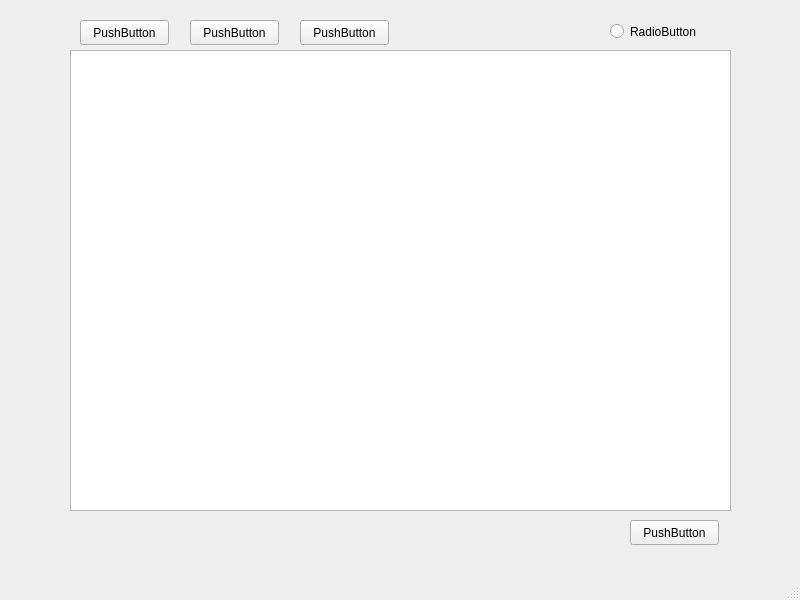
Before: the Qt Designer form client/mainwindow.ui in VtripleG/Client_server_app, drawn with Qt 5.
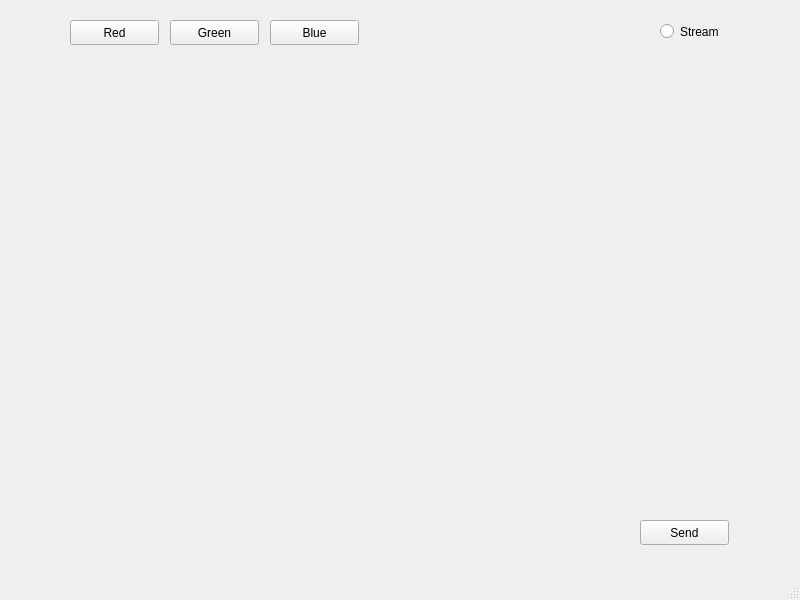
After: the same form once the commit is applied. The open tabs and pages were chosen to show the change.

Commit message: 1.Добавлен кастомный виджет(Graffiti_space) унаследованный от QGraphicsView 2.Graffiti_space добавлен на вкладку формы с рисованием граффити 3.Были добавлены названия всем элементам вкладки рисования граффити

What changed in the file:
```diff
--- a/client/mainwindow.ui
+++ b/client/mainwindow.ui
@@ -245,83 +245,6 @@
      <zorder>UserNameLabel</zorder>
      <zorder>graffiti_button</zorder>
     </widget>
-    <widget class="QWidget" name="page_3">
-     <widget class="QGraphicsView" name="graphicsView">
-      <property name="geometry">
-       <rect>
-        <x>70</x>
-        <y>50</y>
-        <width>661</width>
-        <height>461</height>
-       </rect>
-      </property>
-     </widget>
-     <widget class="QPushButton" name="pushButton">
-      <property name="geometry">
-       <rect>
-        <x>630</x>
-        <y>520</y>
-        <width>89</width>
-        <height>25</height>
-       </rect>
-      </property>
-      <property name="text">
-       <string>PushButton</string>
-      </property>
-     </widget>
-     <widget class="QPushButton" name="pushButton_2">
-      <property name="geometry">
-       <rect>
-        <x>80</x>
-        <y>20</y>
-        <width>89</width>
-        <height>25</height>
-       </rect>
-      </property>
-      <property name="text">
-       <string>PushButton</string>
-      </property>
-     </widget>
-     <widget class="QPushButton" name="pushButton_3">
-      <property name="geometry">
-       <rect>
-        <x>190</x>
-        <y>20</y>
-        <width>89</width>
-        <height>25</height>
-       </rect>
-      </property>
-      <property name="text">
-       <string>PushButton</string>
-      </property>
-     </widget>
-     <widget class="QPushButton" name="pushButton_4">
-      <property name="geometry">
-       <rect>
-        <x>300</x>
-        <y>20</y>
-        <width>89</width>
-        <height>25</height>
-       </rect>
-      </property>
-      <property name="text">
-       <string>PushButton</string>
-      </property>
-     </widget>
-     <widget class="QRadioButton" name="radioButton">
-      <property name="geometry">
-       <rect>
-        <x>610</x>
-        <y>20</y>
-        <width>112</width>
-        <height>23</height>
-       </rect>
-      </property>
-      <property name="text">
-       <string>RadioButton</string>
-      </property>
-     </widget>
-    </widget>
     <widget class="QWidget" name="page_2">
      <widget class="QLineEdit" name="lineEditUserName">
       <property name="geometry">
@@ -350,6 +273,73 @@
       </property>
      </widget>
     </widget>
+    <widget class="QWidget" name="page_3">
+     <widget class="QPushButton" name="send_graffiti_button">
+      <property name="geometry">
+       <rect>
+        <x>640</x>
+        <y>520</y>
+        <width>89</width>
+        <height>25</height>
+       </rect>
+      </property>
+      <property name="text">
+       <string>Send</string>
+      </property>
+     </widget>
+     <widget class="QPushButton" name="set_red_button">
+      <property name="geometry">
+       <rect>
+        <x>70</x>
+        <y>20</y>
+        <width>89</width>
+        <height>25</height>
+       </rect>
+      </property>
+      <property name="text">
+       <string>Red</string>
+      </property>
+     </widget>
+     <widget class="QPushButton" name="set_green_button">
+      <property name="geometry">
+       <rect>
+        <x>170</x>
+        <y>20</y>
+        <width>89</width>
+        <height>25</height>
+       </rect>
+      </property>
+      <property name="text">
+       <string>Green</string>
+      </property>
+     </widget>
+     <widget class="QPushButton" name="set_blue_button">
+      <property name="geometry">
+       <rect>
+        <x>270</x>
+        <y>20</y>
+        <width>89</width>
+        <height>25</height>
+       </rect>
+      </property>
+      <property name="text">
+       <string>Blue</string>
+      </property>
+     </widget>
+     <widget class="QRadioButton" name="stream_flag">
+      <property name="geometry">
+       <rect>
+        <x>660</x>
+        <y>20</y>
+        <width>112</width>
+        <height>23</height>
+       </rect>
+      </property>
+      <property name="text">
+       <string>Stream</string>
+      </property>
+     </widget>
+    </widget>
    </widget>
   </widget>
   <widget class="QMenuBar" name="menubar">
```
The commit also changes 5 other files.
